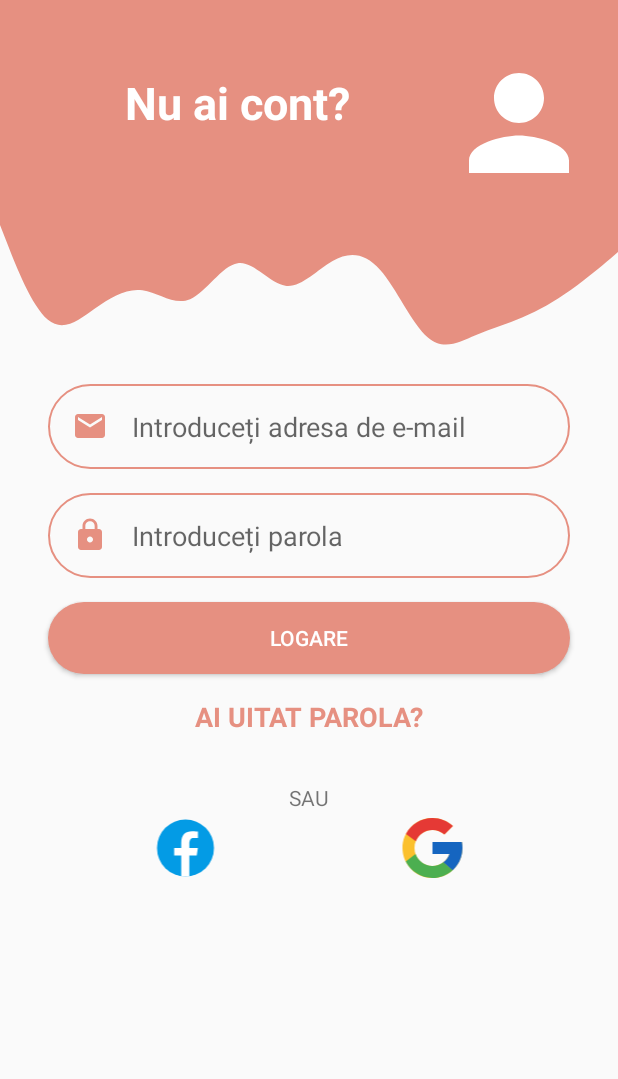
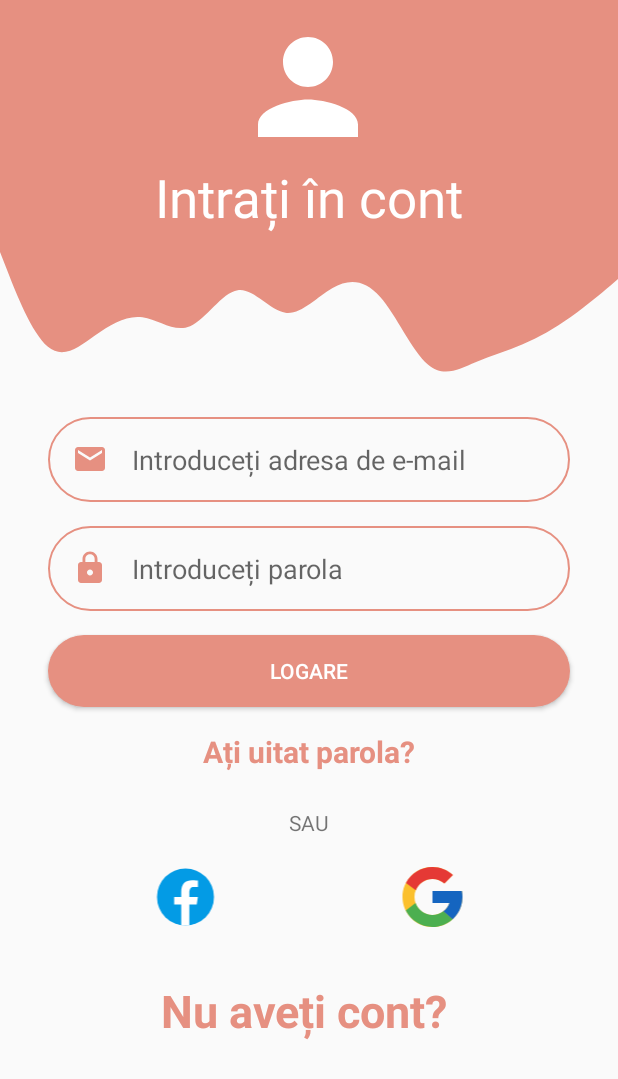
Before and after one commit to school-soft/Application, an Android app: the screen it shows after launch (LoginPage), on a phone screen of 412 x 824 dp. Shown: the top 1079 px of the screen. Run offline under Robolectric (Android 15) with nearby library versions, the phone set to English and light mode, and no system bars; our stand-ins replace Firebase (no records; nobody signed in at launch, a user with empty details on screens opened directly).

Commit message:
Am terminat de scris functia de login si am prelucrat putin login_page.xml. Am creat si un activity temporar de a testa functia de login. strings.xml a fost updated.

```diff
--- a/app/build.gradle
+++ b/app/build.gradle
@@ -40,8 +40,9 @@ dependencies {
     implementation platform('com.google.firebase:firebase-bom:26.5.0')
     implementation 'com.google.firebase:firebase-database'
     implementation 'com.google.firebase:firebase-auth'
+    implementation 'com.google.firebase:firebase-auth-ktx'
     implementation 'com.google.firebase:firebase-analytics'
-    implementation "androidx.core:core-ktx:+"
+    implementation "androidx.core:core-ktx:1.3.2"
     implementation "org.jetbrains.kotlin:kotlin-stdlib-jdk7:$kotlin_version"
 }
 repositories {
--- a/app/src/main/AndroidManifest.xml
+++ b/app/src/main/AndroidManifest.xml
@@ -9,7 +9,8 @@
         android:roundIcon="@mipmap/ic_launcher_round"
         android:supportsRtl="true"
         android:theme="@style/AppTheme">
-        <activity android:name=".CreateAccount"></activity>
+        <activity android:name=".WelcomePage"></activity>
+        <activity android:name=".CreateAccount" />
         <activity android:name=".LoginPage">
             <intent-filter>
                 <action android:name="android.intent.action.MAIN" />
--- a/app/src/main/java/com/application/schoolsoft/LoginPage.kt
+++ b/app/src/main/java/com/application/schoolsoft/LoginPage.kt
@@ -1,18 +1,29 @@
 package com.application.schoolsoft
 
 import android.content.Intent
+import android.nfc.Tag
 import android.os.Bundle
+import android.util.Log
 import android.view.View
+import android.widget.Button
+import android.widget.EditText
 import android.widget.TextView
 import android.widget.Toast
 import androidx.appcompat.app.AppCompatActivity
+import com.google.android.gms.tasks.OnCompleteListener
+import com.google.firebase.auth.FirebaseAuth
+import com.google.firebase.auth.ktx.auth
+import com.google.firebase.ktx.Firebase
 
 class LoginPage : AppCompatActivity(), View.OnClickListener {
     private lateinit var topText: TextView
-
+    private lateinit var auth: FirebaseAuth
+    private lateinit var logButton: Button
+    private lateinit var forgotPassword: TextView
     override fun onCreate(savedInstanceState: Bundle?) {
         super.onCreate(savedInstanceState)
         setContentView(R.layout.login_page)
+        auth = Firebase.auth
         initViews()
         initListeners()
     }
@@ -29,13 +40,45 @@ class LoginPage : AppCompatActivity(), View.OnClickListener {
             }
             else -> Toast.makeText(applicationContext, "ok", Toast.LENGTH_SHORT).show()
         }
+        when (v?.id) {
+            R.id.logButton -> {
+                loginEmail()
+            }
+            else -> Toast.makeText(applicationContext, "congrats, you are seeing a very rare error", Toast.LENGTH_SHORT).show()
+        }
     }
 
     private fun initViews() {
         topText = findViewById(R.id.topText)
+        logButton = findViewById(R.id.logButton)
+        forgotPassword = findViewById(R.id.forgotPassword)
     }
 
     private fun initListeners() {
         topText.setOnClickListener(this)
+        logButton.setOnClickListener(this)
+    }
+
+    private fun loginEmail () {
+        val emailTxt = findViewById<View>(R.id.inputEmail) as EditText
+        var email = emailTxt.text.toString()
+        val passwordTxt = findViewById<View>(R.id.inputPassword) as EditText
+        var password = passwordTxt.text.toString()
+
+        if (email.isNotEmpty() && password.isNotEmpty()) {
+            this.auth.signInWithEmailAndPassword(email, password).
+                addOnCompleteListener (this) { task ->
+                if (task.isSuccessful){
+                    Log.d("Login", "signInWithEmail:success")
+                    val user = auth.currentUser
+                } else {
+                    Log.w("Login","signInWithEmail:failure", task.exception)
+                    Toast.makeText(baseContext, "Authentication failed.",
+                        Toast.LENGTH_SHORT).show()
+                }
+            }
+        } else {
+            Toast.makeText(this, "Please fill up the credentials", Toast.LENGTH_SHORT).show()
+        }
     }
 }
--- a/app/src/main/res/layout/login_page.xml
+++ b/app/src/main/res/layout/login_page.xml
@@ -8,11 +8,11 @@
 
     <View
         android:id="@+id/topView"
-        android:layout_width="0dp"
-        android:layout_height="150dp"
+        android:layout_width="419dp"
+        android:layout_height="168dp"
         android:background="@color/lightRed"
         app:layout_constraintEnd_toEndOf="parent"
-        app:layout_constraintHorizontal_bias="1.0"
+        app:layout_constraintHorizontal_bias="0.0"
         app:layout_constraintStart_toStartOf="parent"
         app:layout_constraintTop_toTopOf="parent" />
 
@@ -29,29 +29,37 @@
         android:id="@+id/blankPic"
         android:layout_width="100dp"
         android:layout_height="100dp"
-        android:layout_marginTop="32dp"
-        android:layout_marginEnd="16dp"
-        android:layout_marginRight="16dp"
+        android:layout_marginTop="8dp"
         android:contentDescription="@string/blankpfp"
         app:layout_constraintEnd_toEndOf="parent"
+        app:layout_constraintHorizontal_bias="0.498"
+        app:layout_constraintStart_toStartOf="parent"
         app:layout_constraintTop_toTopOf="parent"
         app:srcCompat="@drawable/person_pic" />
 
     <TextView
+        android:id="@+id/enterAccount"
+        android:layout_width="wrap_content"
+        android:layout_height="wrap_content"
+        android:text="@string/enterAcc"
+        android:textColor="@color/white"
+        android:textSize="35sp"
+        app:layout_constraintEnd_toEndOf="parent"
+        app:layout_constraintStart_toStartOf="parent"
+        app:layout_constraintTop_toBottomOf="@+id/blankPic" />
+
+    <TextView
         android:id="@+id/topText"
-        android:layout_width="152dp"
-        android:layout_height="57dp"
-        android:layout_marginStart="32dp"
-        android:layout_marginLeft="32dp"
-        android:layout_marginTop="48dp"
+        android:layout_width="197dp"
+        android:layout_height="63dp"
+        android:layout_marginTop="31dp"
         android:text="@string/noAcc"
-        android:textColor="#FFFFFF"
+        android:textColor="@color/lightRed"
         android:textSize="30sp"
         android:textStyle="bold"
-        app:layout_constraintEnd_toStartOf="@+id/blankPic"
-        app:layout_constraintHorizontal_bias="0.459"
-        app:layout_constraintStart_toStartOf="@+id/topView"
-        app:layout_constraintTop_toTopOf="parent" />
+        app:layout_constraintEnd_toEndOf="parent"
+        app:layout_constraintStart_toStartOf="parent"
+        app:layout_constraintTop_toBottomOf="@+id/linearLayout" />
 
     <EditText
         android:id="@+id/inputEmail"
@@ -59,7 +67,7 @@
         android:layout_height="wrap_content"
         android:layout_marginStart="32dp"
         android:layout_marginLeft="32dp"
-        android:layout_marginTop="16dp"
+        android:layout_marginTop="20dp"
         android:layout_marginEnd="32dp"
         android:layout_marginRight="32dp"
         android:background="@drawable/round_border"
@@ -71,6 +79,7 @@
         android:inputType="textEmailAddress"
         android:padding="16dp"
         app:layout_constraintEnd_toEndOf="parent"
+        app:layout_constraintHorizontal_bias="0.0"
         app:layout_constraintStart_toStartOf="parent"
         app:layout_constraintTop_toBottomOf="@+id/wave" />
 
@@ -96,7 +105,7 @@
         app:layout_constraintTop_toBottomOf="@+id/inputEmail" />
 
     <Button
-        android:id="@+id/button"
+        android:id="@+id/logButton"
         android:layout_width="0dp"
         android:layout_height="wrap_content"
         android:layout_marginStart="32dp"
@@ -121,31 +130,33 @@
         android:layout_marginTop="16dp"
         android:layout_marginEnd="32dp"
         android:layout_marginRight="32dp"
+        android:layout_marginBottom="16dp"
         android:text="@string/fgtPass"
         android:textColor="@color/lightRed"
-        android:textSize="18sp"
+        android:textSize="20sp"
         android:textStyle="bold"
+        app:layout_constraintBottom_toTopOf="@+id/textView3"
         app:layout_constraintEnd_toEndOf="parent"
         app:layout_constraintStart_toStartOf="parent"
-        app:layout_constraintTop_toBottomOf="@+id/button" />
+        app:layout_constraintTop_toBottomOf="@+id/logButton" />
 
     <TextView
         android:id="@+id/textView3"
         android:layout_width="wrap_content"
         android:layout_height="wrap_content"
-        android:layout_marginTop="32dp"
+        android:layout_marginTop="8dp"
+        android:layout_marginBottom="8dp"
         android:text="@string/OR"
+        app:layout_constraintBottom_toTopOf="@+id/linearLayout"
         app:layout_constraintEnd_toEndOf="parent"
         app:layout_constraintStart_toStartOf="parent"
         app:layout_constraintTop_toBottomOf="@+id/forgotPassword" />
 
     <LinearLayout
+        android:id="@+id/linearLayout"
         android:layout_width="329dp"
         android:layout_height="wrap_content"
-        android:layout_marginStart="16dp"
-        android:layout_marginLeft="16dp"
-        android:layout_marginEnd="16dp"
-        android:layout_marginRight="16dp"
+        android:layout_marginTop="16dp"
         android:orientation="horizontal"
         app:layout_constraintEnd_toEndOf="parent"
         app:layout_constraintStart_toStartOf="parent"
--- a/app/src/main/res/values/strings.xml
+++ b/app/src/main/res/values/strings.xml
@@ -1,10 +1,11 @@
 <resources>
     <string name="app_name">SchoolSoft</string>
-    <string name="noAcc">Nu ai cont?</string>
+    <string name="noAcc">Nu aveți cont?</string>
     <string name="emailHint">Introduceți adresa de e-mail</string>
+    <string name="enterAcc">Intrați în cont</string>
     <string name="passHint">Introduceți parola</string>
     <string name="logButtonText">LOGARE</string>
-    <string name="fgtPass">AI UITAT PAROLA?</string>
+    <string name="fgtPass">Ați uitat parola?</string>
     <string name="OR">SAU</string>
     <string name="googleIcon">Google Icon</string>
     <string name="facebookIcon">Facebook Icon</string>
```
Also changed, not shown: app/src/main/java/com/application/schoolsoft/WelcomePage.java (added, +14 -0 lines), app/src/main/res/layout/activity_welcome_page.xml (added, +9 -0 lines).
